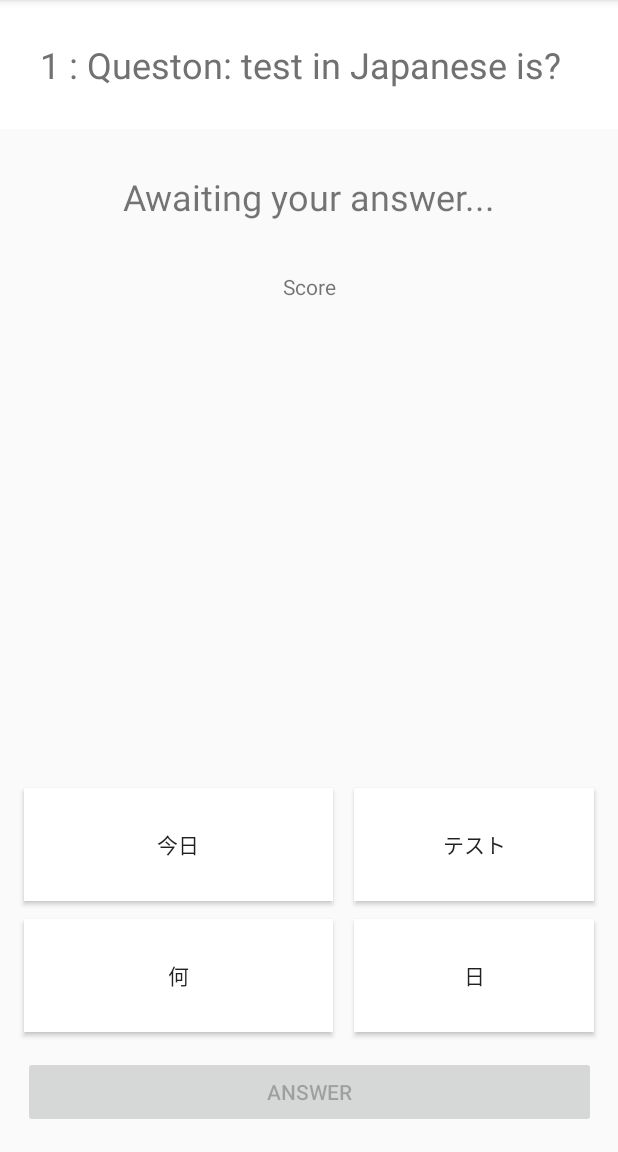
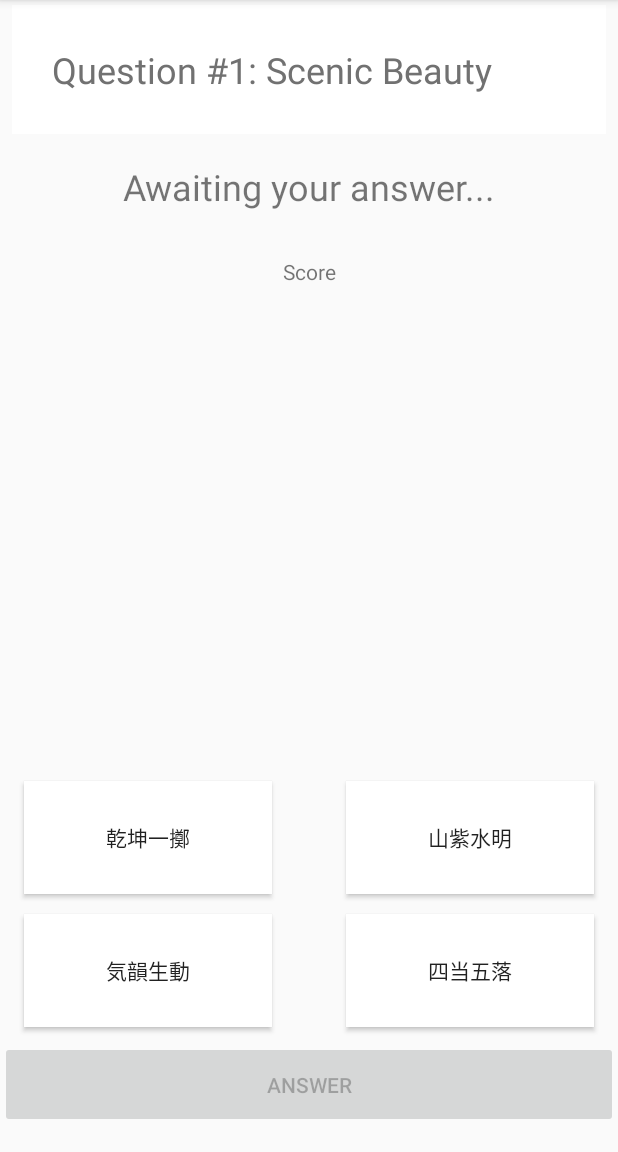
Before and after one commit to mosesweb/JapaneseWordsSimpleQuiz, an Android app: the wordTestActivity screen opened directly, with no data from a screen before it, on a phone screen of 412 x 824 dp, the part 84-1236 px from its top. Run offline under Robolectric (Android 15) with nearby library versions, the phone set to English and light mode, and no system bars.

Commit message:
intent no animation added, adding words into the array easily, word information printet out on user answer

```diff
--- a/app/src/main/java/com/example/studerande/japanesewords/results_activity.java
+++ b/app/src/main/java/com/example/studerande/japanesewords/results_activity.java
@@ -32,9 +32,14 @@ public class results_activity extends AppCompatActivity {
         }
         if(procent_result_float >= 50)
         {
-            scoremsg = "Well, 50% or over, that's what it is a milestone!\n" +
+            scoremsg = "Well, 50% or over, that's a milestone!\n" +
                     "However, I recommend to take the test again and learn more!";
             encouragement_image.setVisibility(View.VISIBLE);
+        }
+        if(procent_result_float > 60)
+        {
+            scoremsg = "Great job! Not bad!\n" +
+                    "Keep it up.";
         }
         if(procent_result_float > 70)
         {
--- a/app/src/main/java/com/example/studerande/japanesewords/word.java
+++ b/app/src/main/java/com/example/studerande/japanesewords/word.java
@@ -9,17 +9,19 @@ public class word {
     public String Reading = "";
     public String Romaji = "";
     public String English = "";
+    public String Description = "";
 
     public word()
     {
 
     }
 
-    public word(String japanese, String reading, String romaji, String english)
+    public word(String japanese, String reading, String romaji, String english, String description)
     {
         this.Japanese = japanese;
         this.Reading = reading;
         this.Romaji = romaji;
         this.English = english;
+        this.Description = description;
     }
 }
--- a/app/src/main/java/com/example/studerande/japanesewords/wordTestActivity.java
+++ b/app/src/main/java/com/example/studerande/japanesewords/wordTestActivity.java
@@ -1,6 +1,7 @@
 package com.example.studerande.japanesewords;
 
 import android.content.Intent;
+import android.content.pm.ActivityInfo;
 import android.provider.CalendarContract;
 import android.support.annotation.NonNull;
 import android.support.v7.app.AppCompatActivity;
@@ -26,6 +27,7 @@ import java.util.Set;
 
 import static android.R.id.input;
 import static android.R.id.list;
+import static android.content.Intent.FLAG_ACTIVITY_NO_ANIMATION;
 
 public class wordTestActivity extends AppCompatActivity {
     word current_word = new word();
@@ -43,34 +45,20 @@ public class wordTestActivity extends AppCompatActivity {
     @Override
     protected void onCreate(Bundle savedInstanceState) {
 
-        word word = new word();
-        word.English = "test";
-        word.Japanese = "テスト";
-        word.Romaji = "tesuto";
+        wordTestActivity.this.setRequestedOrientation (ActivityInfo.SCREEN_ORIENTATION_PORTRAIT);
 
-        word word2 = new word();
-        word2.English = "(warrior) weapon";
-        word2.Japanese = "武器";
-        word2.Romaji = "buki";
+        mylist.add(new word("山紫水明", "さんしすいめい", "sanshisuimei", "Scenic Beauty",
+                "Mountains being illuminated by the sun in hazy violet color, floods and lakes are pure and clear.\n" +
+                "山, やま, yama - Mountains\n" +
+                "紫, むらさき (murasaki) Violet\n" +
+                "水, みず, (mizu) Water 明, あか・るい, (akarui) Bright\n" +
+                "Together they form this word of a beautiful scene."));
 
-        word word3 = new word();
-        word3.English = "hello";
-        word3.Japanese = "こんにちは";
-        word3.Romaji = "konnichiwa";
-
-        word word4 = new word();
-        word4.English = "what";
-        word4.Japanese = "何";
-        word4.Romaji = "nani";
-
-        mylist.add(word);
-        mylist.add(word2);
-        mylist.add(word3);
-        mylist.add(word4);
-        mylist.add(new word("毎日", "mainichi", "mainichi", "everyday"));
-        mylist.add(new word("今日", "kyou", "kyou", "today"));
-        mylist.add(new word("パソコン", "pasokon", "pasokon", "comupter"));
-        mylist.add(new word("日", "hi", "hi", "day"));
+        mylist.add(new word("複雑多岐", "ふくざつたき", "fukuzatsutaki", "Complex and Wide-Ranging", ""));
+        mylist.add(new word("四当五落", "よんとうごらく", "yontōgoraku", "Sleep four hours and pass, sleep five hours and fail", ""));
+        mylist.add(new word("乾坤一擲", "けんこんいってき", "kenkonitteki", "Play all for nothing", ""));
+        mylist.add(new word("夏炉冬扇", "かろとうせん", "karotousen", "Untimely and useless thing", "When it is summer the fireplace becomes useless, when it is winter the side fan becomes useless. Such is the meaning of this word, because the things is not useful for it's season."));
+        mylist.add(new word("気韻生動", "きいんせいどう", "kiinseidou", "Made with elegance and vitality", "Painting and calligraphic works and such have elegance and character. The work show a dynamic and uplifting feeling made vividly."));
 
         amountofQuestions = mylist.size();
 
@@ -83,7 +71,7 @@ public class wordTestActivity extends AppCompatActivity {
 
        // Toast.makeText(this, word2.Japanese, Toast.LENGTH_SHORT).show();
 
-        final word current_quest_word = word;
+//        final word current_quest_word = word;
 
         // Q 1
         getQuestion(current_word_num);
@@ -126,6 +114,24 @@ public class wordTestActivity extends AppCompatActivity {
             result_textview.setBackgroundResource(R.color.redWrong);
             result_textview.setText(currButton.getText().toString() + " is wrong");
             currButton.setBackgroundResource(R.color.redWrong);
+        }
+
+        TextView description_textview = (TextView) findViewById(R.id.description_textview);
+        // show some info about the word
+        for ( int i = 0;  i < mylist.size(); i++){
+            word tempWord = mylist.get(i);
+            if(tempWord.equals(current_word))
+            {
+                String info_string = tempWord.Japanese + " - " + tempWord.English + "\n";
+                info_string += "Kana Reading:" + tempWord.Reading + "\n";
+                info_string += "Romaji Reading:" + tempWord.Romaji + "\n";
+                if(tempWord.Description != "")
+                {
+                    info_string += tempWord.Description;
+                }
+                description_textview.setText(info_string);
+
+            }
         }
     }
 
@@ -186,7 +192,7 @@ public class wordTestActivity extends AppCompatActivity {
             String Q_number = Integer.toString(q_num);
             //tw_q.setText("asadasd");
             //tw.setText(Integer.toString(mylist.size()) + " yes");
-            tw.setText(whatnumberofquestion + " : Queston: " + current_word.English + " in Japanese is?");
+            tw.setText("Question #" + whatnumberofquestion + ": " + current_word.English);
         }
         else
         {
@@ -203,6 +209,7 @@ public class wordTestActivity extends AppCompatActivity {
             intent.putExtra("RESULT_AMOUNT_OF_Q", amountofQuestions);
 
             // start the result screen activity
+            intent.addFlags(FLAG_ACTIVITY_NO_ANIMATION);
             startActivity(intent);
         }
     }
@@ -224,16 +231,17 @@ public class wordTestActivity extends AppCompatActivity {
         Integer list_size = mylist.size();
 
         // put the values from each object into a string array
-        String[] wordStringArr = new String[] {
-                mylist.get(0).Japanese,
-                mylist.get(1).Japanese,
-                mylist.get(2).Japanese,
-                mylist.get(3).Japanese,
-                mylist.get(4).Japanese,
-                mylist.get(5).Japanese,
-                mylist.get(6).Japanese,
-                mylist.get(7).Japanese
-        };
+        String[] wordStringArr = new String[amountofQuestions];
+
+        // what we want to do in the future..
+
+
+        String option_type = "Japanese";
+
+        for(int x = 0; x < wordStringArr.length; x++)
+        {
+            wordStringArr[x] = mylist.get(x).Japanese;
+        }
 
         Log.d("asd", Integer.toString(list_size));
 
@@ -245,6 +253,7 @@ public class wordTestActivity extends AppCompatActivity {
         // add elements to al, including duplicates
         Set<String> hs = new HashSet<>();
         hs.addAll(al);
+        // take away duplicates!
         al.clear();
         al.addAll(hs);
 
@@ -267,12 +276,7 @@ public class wordTestActivity extends AppCompatActivity {
             Log.i("myjapaneselist name: ", myjapaneselist.get(i));
         }
 
-        /*
-        //RandomizeArray(wordStringArr);
-        String currobj = myjapaneselist.remove(0); // remove by index!
-        Collections.shuffle(myjapaneselist);
-        myjapaneselist.add(0, currobj);
-*/
+        // remove the word in question from the myjapaneselist array
         for ( int i = 0;  i < myjapaneselist.size(); i++){
             String tempName = myjapaneselist.get(i);
             if(tempName.equals(current_word.Japanese))
@@ -281,6 +285,7 @@ public class wordTestActivity extends AppCompatActivity {
             }
         }
 
+        // shuffle myjapaneselist
         Collections.shuffle(myjapaneselist);
 
         List<String> q_list = new ArrayList<String>();
--- a/app/src/main/res/layout/activity_word_test.xml
+++ b/app/src/main/res/layout/activity_word_test.xml
@@ -13,106 +13,106 @@
         android:id="@+id/question_tw"
         android:layout_width="0dp"
         android:layout_height="wrap_content"
+        android:layout_marginEnd="8dp"
+        android:layout_marginLeft="8dp"
+        android:layout_marginRight="8dp"
+        android:layout_marginStart="8dp"
+        android:layout_marginTop="3dp"
         android:background="@color/whiteDef"
         android:ellipsize="none"
         android:ems="10"
         android:maxLines="100"
         android:padding="40px"
         android:scrollHorizontally="false"
-        android:text="TextView"
+        android:text="Question"
         android:textColor="#717171"
         android:textSize="24sp"
-        app:layout_constraintHorizontal_bias="0.0"
         app:layout_constraintLeft_toLeftOf="parent"
         app:layout_constraintRight_toRightOf="parent"
         app:layout_constraintTop_toTopOf="parent"
         tools:layout_constraintLeft_creator="1"
         tools:layout_constraintRight_creator="1"
-        tools:layout_constraintTop_creator="1"
-        />
+        tools:layout_constraintTop_creator="1" />
 
     <Button
         android:id="@+id/ansr_btn3"
-        android:layout_width="160dp"
+        android:layout_width="165dp"
         android:layout_height="75dp"
+        android:background="@color/whiteDef"
         android:onClick="onClick"
         android:text="Button"
+        android:layout_marginRight="16dp"
+        app:layout_constraintRight_toRightOf="parent"
+        tools:layout_constraintBottom_creator="1"
+        app:layout_constraintBottom_toTopOf="@+id/ansr_btn2"
         android:layout_marginEnd="16dp"
-        tools:layout_constraintRight_creator="1"
-        tools:layout_constraintBottom_creator="1"
-        app:layout_constraintBottom_toTopOf="@+id/ansr_btn4"
-        app:layout_constraintRight_toRightOf="parent"
-        android:layout_marginBottom="12dp"
-        android:layout_marginRight="16dp"
-        android:background="@color/whiteDef"/>
+        android:layout_marginBottom="13dp" />
 
     <Button
         android:id="@+id/ansr_btn2"
-        android:layout_width="0dp"
+        android:layout_width="165dp"
         android:layout_height="75dp"
+        android:layout_marginBottom="9dp"
+        android:layout_marginEnd="16dp"
+        android:layout_marginRight="16dp"
+        android:background="@color/whiteDef"
         android:onClick="onClick"
         android:text="Button"
-        tools:layout_constraintRight_creator="1"
-        app:layout_constraintRight_toRightOf="@+id/ansr_btn1"
-        app:layout_constraintBaseline_toBaselineOf="@+id/ansr_btn4"
-        tools:layout_constraintBaseline_creator="1"
-        tools:layout_constraintLeft_creator="1"
-        app:layout_constraintLeft_toLeftOf="@+id/ansr_btn1"
-        android:background="@color/whiteDef"/>
+        app:layout_constraintBottom_toTopOf="@+id/next_button"
+        app:layout_constraintRight_toRightOf="parent"
+        tools:layout_constraintBottom_creator="1" />
 
     <Button
         android:id="@+id/ansr_btn4"
-        android:layout_width="0dp"
+        android:layout_width="165dp"
         android:layout_height="75dp"
+        android:layout_marginLeft="16dp"
+        android:layout_marginStart="16dp"
+        android:background="@color/whiteDef"
         android:onClick="onClick"
         android:text="Button"
-        tools:layout_constraintRight_creator="1"
+        app:layout_constraintBottom_toBottomOf="@+id/ansr_btn2"
+        app:layout_constraintLeft_toLeftOf="parent"
+        app:layout_constraintTop_toTopOf="@+id/ansr_btn2"
         tools:layout_constraintBottom_creator="1"
-        app:layout_constraintBottom_toBottomOf="parent"
-        app:layout_constraintRight_toRightOf="@+id/ansr_btn3"
-        tools:layout_constraintLeft_creator="1"
-        android:layout_marginBottom="80dp"
-        app:layout_constraintLeft_toLeftOf="@+id/ansr_btn3"
-        android:background="@color/whiteDef"/>
+        tools:layout_constraintTop_creator="1"
+        app:layout_constraintVertical_bias="0.0" />
 
     <Button
         android:id="@+id/ansr_btn1"
-        android:layout_width="0dp"
+        android:layout_width="165dp"
         android:layout_height="75dp"
+        android:layout_marginLeft="16dp"
+        android:background="@color/whiteDef"
         android:onClick="onClick"
         android:text="Button"
+        app:layout_constraintLeft_toLeftOf="parent"
+        tools:layout_constraintBottom_creator="1"
+        app:layout_constraintBottom_toTopOf="@+id/ansr_btn4"
         android:layout_marginStart="16dp"
-        app:layout_constraintRight_toLeftOf="@+id/ansr_btn3"
-        tools:layout_constraintRight_creator="1"
-        tools:layout_constraintBottom_creator="1"
-        app:layout_constraintBottom_toTopOf="@+id/ansr_btn2"
-        android:layout_marginEnd="14dp"
-        tools:layout_constraintLeft_creator="1"
-        android:layout_marginBottom="12dp"
-        app:layout_constraintLeft_toLeftOf="parent"
-        android:layout_marginLeft="16dp"
-        android:layout_marginRight="14dp"
-        android:background="@color/whiteDef"/>
+        android:layout_marginBottom="13dp" />
 
     <Button
         android:id="@+id/next_button"
-        android:layout_width="382dp"
-        android:layout_height="48dp"
+        android:layout_width="0dp"
+        android:layout_height="58dp"
         android:layout_marginBottom="16dp"
+        android:enabled="false"
         android:onClick="nextQuestion"
         android:text="Answer"
         app:layout_constraintBottom_toBottomOf="parent"
+        app:layout_constraintHorizontal_bias="0.0"
         app:layout_constraintLeft_toLeftOf="parent"
         app:layout_constraintRight_toRightOf="parent"
         tools:layout_constraintBottom_creator="1"
         tools:layout_constraintLeft_creator="1"
-        tools:text="Answer"
-        android:enabled="false"/>
+        tools:layout_constraintRight_creator="1"
+        tools:text="Answer" />
 
     <TextView
         android:id="@+id/result_text"
-        android:layout_width="382dp"
-        android:layout_height="90dp"
+        android:layout_width="0dp"
+        android:layout_height="70dp"
         android:gravity="center"
         android:padding="20px"
         android:text="Awaiting your answer..."
@@ -120,33 +120,50 @@
         android:textSize="24sp"
         app:layout_constraintLeft_toLeftOf="parent"
         app:layout_constraintRight_toRightOf="parent"
+        tools:layout_constraintTop_creator="1"
+        tools:layout_constraintRight_creator="1"
+        android:layout_marginStart="8dp"
+        android:layout_marginEnd="8dp"
+        android:layout_marginTop="0dp"
         app:layout_constraintTop_toBottomOf="@+id/question_tw"
         tools:layout_constraintLeft_creator="1"
-        tools:layout_constraintRight_creator="1"
-        tools:layout_constraintTop_creator="1" />
+        android:layout_marginLeft="8dp"
+        android:layout_marginRight="8dp"
+        app:layout_constraintHorizontal_bias="0.0" />
 
     <TextView
         android:id="@+id/description_textview"
-        android:layout_width="382dp"
-        android:layout_height="67dp"
-        android:layout_marginTop="30dp"
-        android:textSize="20sp"
+        android:layout_width="0dp"
+        android:layout_height="wrap_content"
+        android:layout_marginBottom="8dp"
+        android:layout_marginTop="29dp"
+        android:padding="20px"
+        android:textSize="15sp"
+        app:layout_constraintBottom_toTopOf="@+id/ansr_btn1"
+        app:layout_constraintHorizontal_bias="0.0"
         app:layout_constraintLeft_toLeftOf="parent"
         app:layout_constraintRight_toRightOf="parent"
-        app:layout_constraintTop_toBottomOf="@+id/result_text"
+        app:layout_constraintTop_toTopOf="@+id/howmanycorrect"
+        app:layout_constraintVertical_bias="0.0"
+        tools:layout_constraintBottom_creator="1"
+        tools:layout_constraintLeft_creator="1"
+        tools:layout_constraintRight_creator="1"
+        tools:layout_constraintTop_creator="1"
         tools:text="text here" />
 
     <TextView
         android:id="@+id/howmanycorrect"
-        android:layout_width="368dp"
+        android:layout_width="0dp"
         android:layout_height="wrap_content"
-        android:layout_marginBottom="8dp"
-        android:layout_marginTop="8dp"
         android:text="Score"
         android:textAlignment="center"
-        app:layout_constraintBottom_toTopOf="@+id/description_textview"
         app:layout_constraintLeft_toLeftOf="parent"
         app:layout_constraintRight_toRightOf="parent"
-        app:layout_constraintTop_toBottomOf="@+id/result_text" />
+        tools:layout_constraintTop_creator="1"
+        tools:layout_constraintRight_creator="1"
+        android:layout_marginTop="12dp"
+        app:layout_constraintTop_toBottomOf="@+id/result_text"
+        tools:layout_constraintLeft_creator="1"
+        app:layout_constraintHorizontal_bias="0.0" />
 
 </android.support.constraint.ConstraintLayout>
```
